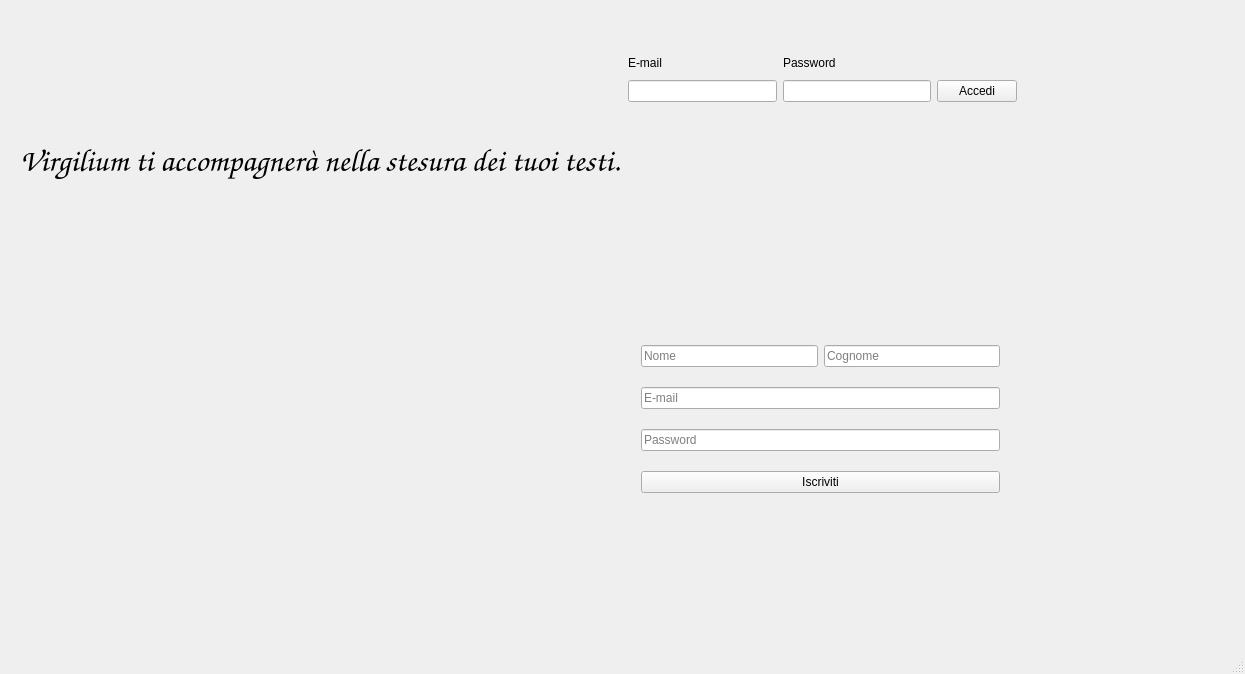
Old version of the form src/client/view/WelcomePage.ui in the repository pinoOgni/VirgiliumEditor.
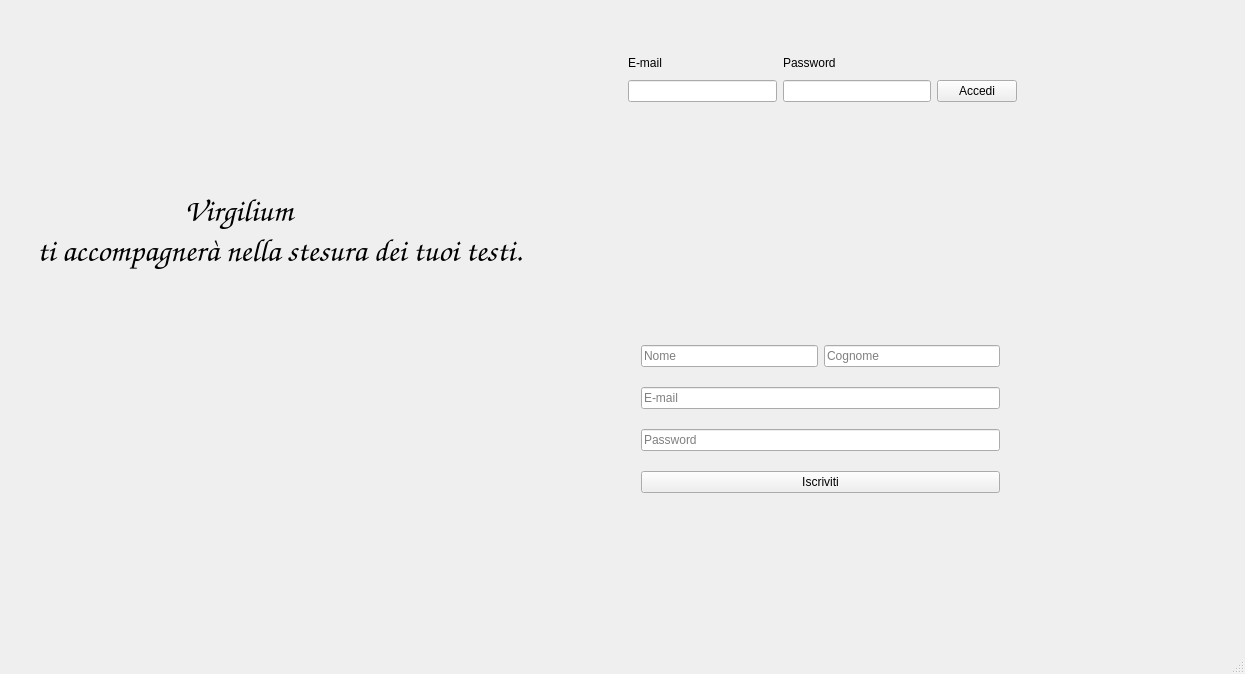
New version of the form.

Commit message: new UI: WelcomePage, PersonalPage, renamefile, deletefile, unsubscribefile. Update renameFile in Database with management of filename already present and rename of file in file system

What changed in the file:
```diff
--- a/src/client/view/WelcomePage.ui
+++ b/src/client/view/WelcomePage.ui
@@ -30,10 +30,10 @@
    <widget class="QLabel" name="label_4">
     <property name="geometry">
      <rect>
-      <x>20</x>
-      <y>140</y>
-      <width>601</width>
-      <height>41</height>
+      <x>30</x>
+      <y>170</y>
+      <width>521</width>
+      <height>121</height>
      </rect>
     </property>
     <property name="font">
@@ -46,7 +46,8 @@
      </font>
     </property>
     <property name="text">
-     <string>Virgilium ti accompagnerà nella stesura dei tuoi testi.</string>
+     <string>                      Virgilium 
+ ti accompagnerà nella stesura dei tuoi testi.</string>
     </property>
    </widget>
    <widget class="QWidget" name="layoutWidget">
```
The commit also changes 13 other files.
